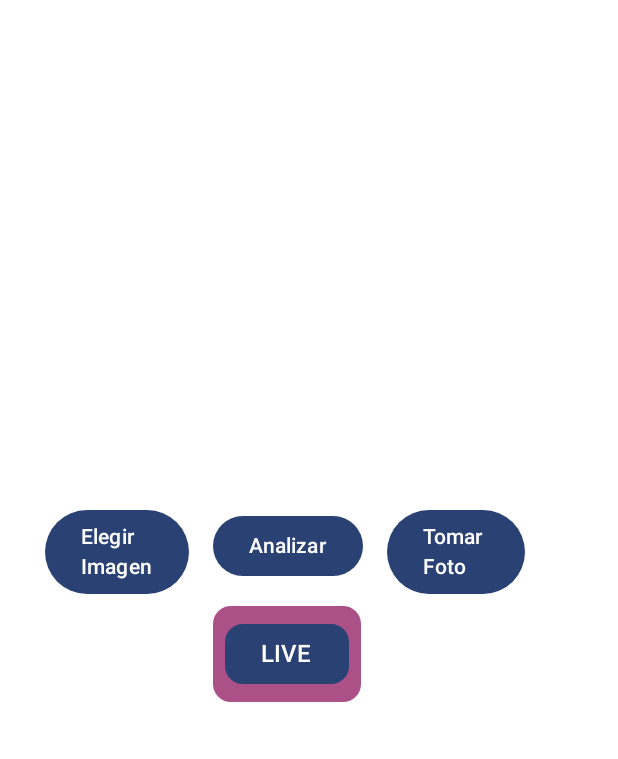
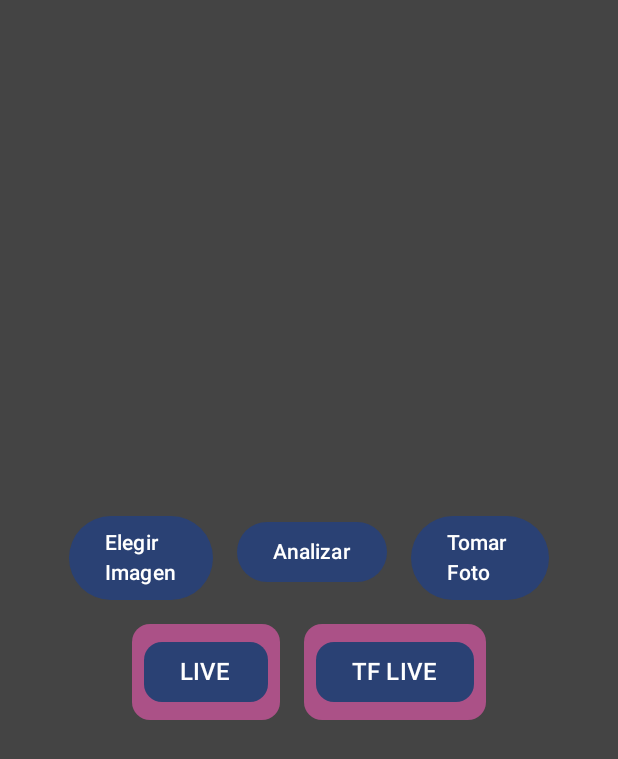
Before and after one commit to FernandoKle/android_first_test, an Android app built with Jetpack Compose: the YoloActivity screen opened directly, with no data from a screen before it, on a phone screen of 412 x 824 dp. Shown: the top 759 px of the screen. Run offline under Robolectric (Android 15) with nearby library versions, the phone set to English and light mode, and no system bars; pictures from the network do not load; 1 statement that could not run was skipped.

```diff
--- a/app/build.gradle.kts
+++ b/app/build.gradle.kts
@@ -91,11 +91,17 @@ dependencies {
     debugImplementation(libs.androidx.ui.tooling)
     debugImplementation(libs.androidx.ui.test.manifest)
 
+    // Numero de BIGcores
+    //implementation("com.github.sacv081c:cpufeatures:1.0.4")
+
     // Tensorflow
     implementation(libs.tensorflow.lite.support)
     implementation(libs.tensorflow.lite.metadata)
     implementation(libs.tensorflow.lite.gpu)
     //implementation("org.tensorflow:tensorflow-lite-task-vision") //:0.4.0
+    // que tan gordo puede ser...
+    //implementation("org.tensorflow/tensorflow-lite-select-tf-ops:2.16.1")
+    //implementation("pkg:maven/org.tensorflow/tensorflow-lite-select-tf-ops@2.16.1")
 
     // image from URL ?
     implementation("io.coil-kt:coil-compose:2.2.2")
--- a/app/src/main/java/com/example/first_test/YoloActivity.kt
+++ b/app/src/main/java/com/example/first_test/YoloActivity.kt
@@ -33,7 +33,6 @@ import androidx.compose.foundation.layout.Spacer
 import androidx.compose.foundation.layout.fillMaxSize
 import androidx.compose.foundation.layout.fillMaxWidth
 import androidx.compose.foundation.layout.height
-import androidx.compose.foundation.layout.offset
 import androidx.compose.foundation.layout.padding
 import androidx.compose.foundation.layout.width
 import androidx.compose.foundation.shape.RoundedCornerShape
@@ -127,7 +126,7 @@ class YoloActivity : ComponentActivity() {
 
 
     @Composable
-    fun RainbowButton(onClick: () -> Unit) {
+    fun RainbowButton(onClick: () -> Unit, text: String) {
         val colors = listOf(
             Color.Red,
             Color.Yellow,
@@ -152,7 +151,7 @@ class YoloActivity : ComponentActivity() {
                 .padding(8.dp),
             shape = RoundedCornerShape(12.dp)
         ) {
-            Text(text = "LIVE", fontSize = 16.sp)
+            Text(text = text, fontSize = 16.sp)
         }
     }
 
@@ -212,12 +211,13 @@ class YoloActivity : ComponentActivity() {
                 verticalArrangement = Arrangement.Center,
                 modifier = Modifier
                     .fillMaxSize()
-                    .background(Color.White)
+                    .background(Color.DarkGray)
             ) {
+                Spacer(modifier = Modifier.height(16.dp))
                 Row(
-                    modifier = Modifier
-                        .fillMaxWidth()
-                        .offset(x = 30.dp)
+                    horizontalArrangement = Arrangement.Center,
+                    modifier = Modifier.fillMaxWidth()
+                        //.offset(x = 30.dp)
                 ) {
                     Button(
                         onClick = {
@@ -243,11 +243,6 @@ class YoloActivity : ComponentActivity() {
                         ) {
                             Text(text = "Analizar")
                         }
-                        Spacer(modifier = Modifier.height(16.dp))
-                        RainbowButton {
-                            val intent = Intent(context, RealTimeDetection::class.java)
-                            ContextCompat.startActivity(context, intent, null)
-                        }
                     }
                     Spacer(modifier = Modifier.width(16.dp))
                     Button(
@@ -267,6 +262,25 @@ class YoloActivity : ComponentActivity() {
                     ) {
                         Text(text = "Tomar \nFoto")
                     }
+                }
+                Spacer(modifier = Modifier.height(16.dp))
+                Row (
+                    horizontalArrangement = Arrangement.Center,
+                    modifier = Modifier.fillMaxWidth()
+                ){
+                    RainbowButton ({
+                        val intent = Intent(context, RealTimeDetection::class.java)
+                        ContextCompat.startActivity(context, intent, null)
+                    },
+                        text = "LIVE"
+                    )
+                    Spacer(modifier = Modifier.width(16.dp))
+                    RainbowButton ({
+                        val intent = Intent(context, RealTimeDetectionTF::class.java)
+                        ContextCompat.startActivity(context, intent, null)
+                    },
+                        text = "TF LIVE"
+                    )
                 }
                 Spacer(modifier = Modifier.height(16.dp))
 
```
Also changed, not shown: app/src/main/AndroidManifest.xml (+19 -4 lines), app/src/main/java/com/example/first_test/RealTimeDetectionTF.kt (renamed from app/src/main/java/com/example/first_test/RealTimeDetection.kt, +84 -45 lines), 2 other files.
